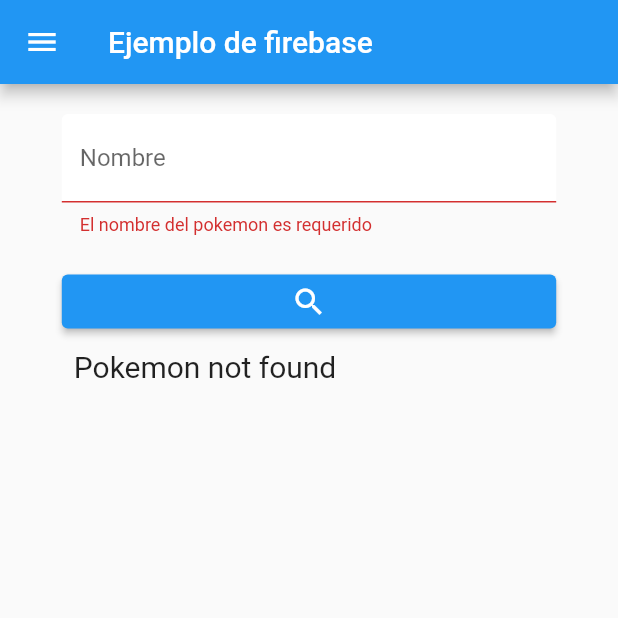
After one commit to alekelbar/Ejemplo-login-register-using-firebase-flutter, a Flutter app: the PokemonPage screen opened by its route, after a tap on the "search" icon, on a phone screen of 412 x 824 dp, the top half of it. The commit adds this screen. Run offline on Flutter 3.47's test engine with Material 2 defaults, Android fonts, the phone set to English and light mode, and no system bars; our stand-ins replace cloud_firestore, firebase_auth, firebase_core; accounts and stored records are empty.

Commit message:
refactor layout and API example

```diff
--- a/lib/main.dart
+++ b/lib/main.dart
@@ -7,6 +7,7 @@ import 'package:login_firebase/widgets/auth/register_page.dart';
 import 'package:login_firebase/widgets/list/list_of_students.dart';
 import 'package:login_firebase/widgets/list/list_of_names.dart';
 import 'package:login_firebase/widgets/list/list_of_random.dart';
+import 'package:login_firebase/widgets/list/pokemon_api.dart';
 import 'package:provider/provider.dart';
 
 void main() async {
@@ -34,7 +35,8 @@ class MyApp extends StatelessWidget {
     '/login': (BuildContext context) => const LoginPage(),
     '/listOfNames': (context) => const ListOfNames(),
     '/listOfRandom': (context) => const ListOfRandom(),
-    '/listOfStudents': (context) => const ListOfMortys()
+    '/listOfStudents': (context) => const ListOfMortys(),
+    '/listOfPokemon': (context) => const PokemonPage(),
   };
 
   @override
--- /dev/null
+++ b/lib/models/pokemon_api.dart
@@ -0,0 +1,77 @@
+class PokemonApi {
+  final List<Abilities>? abilities;
+  final String? name;
+  final Sprites? sprites;
+
+  PokemonApi({
+    this.abilities,
+    this.name,
+    this.sprites,
+  });
+
+  PokemonApi.fromJson(Map<String, dynamic> json)
+      : abilities = (json['abilities'] as List?)
+            ?.map((dynamic e) => Abilities.fromJson(e as Map<String, dynamic>))
+            .toList(),
+        name = json['name'] as String?,
+        sprites = (json['sprites'] as Map<String, dynamic>?) != null
+            ? Sprites.fromJson(json['sprites'] as Map<String, dynamic>)
+            : null;
+
+  Map<String, dynamic> toJson() => {
+        'abilities': abilities?.map((e) => e.toJson()).toList(),
+        'name': name,
+        'sprites': sprites?.toJson()
+      };
+}
+
+class Abilities {
+  final Ability? ability;
+  final bool? isHidden;
+  final int? slot;
+
+  Abilities({
+    this.ability,
+    this.isHidden,
+    this.slot,
+  });
+
+  Abilities.fromJson(Map<String, dynamic> json)
+      : ability = (json['ability'] as Map<String, dynamic>?) != null
+            ? Ability.fromJson(json['ability'] as Map<String, dynamic>)
+            : null,
+        isHidden = json['is_hidden'] as bool?,
+        slot = json['slot'] as int?;
+
+  Map<String, dynamic> toJson() =>
+      {'ability': ability?.toJson(), 'is_hidden': isHidden, 'slot': slot};
+}
+
+class Ability {
+  final String? name;
+  final String? url;
+
+  Ability({
+    this.name,
+    this.url,
+  });
+
+  Ability.fromJson(Map<String, dynamic> json)
+      : name = json['name'] as String?,
+        url = json['url'] as String?;
+
+  Map<String, dynamic> toJson() => {'name': name, 'url': url};
+}
+
+class Sprites {
+  final String? frontDefault;
+
+  Sprites({
+    this.frontDefault,
+  });
+
+  Sprites.fromJson(Map<String, dynamic> json)
+      : frontDefault = json['front_default'] as String?;
+
+  Map<String, dynamic> toJson() => {'front_default': frontDefault};
+}
--- a/lib/widgets/Layout/layout.dart
+++ b/lib/widgets/Layout/layout.dart
@@ -12,7 +12,7 @@ class MyDrawer extends StatelessWidget {
       child: ListView(
         children: const [
           DrawerElement(
-            title: '',
+            title: 'Registrar',
             route: '/',
             icon: Icon(Icons.app_registration),
           ),
@@ -34,6 +34,11 @@ class MyDrawer extends StatelessWidget {
           DrawerElement(
             title: 'students',
             route: '/listOfStudents',
+            icon: Icon(Icons.list),
+          ),
+          DrawerElement(
+            title: 'pokemon',
+            route: '/listOfPokemon',
             icon: Icon(Icons.list),
           ),
         ],
--- /dev/null
+++ b/lib/widgets/list/pokemon_api.dart
@@ -0,0 +1,118 @@
+import 'dart:convert';
+
+import 'package:flutter/material.dart';
+import 'package:login_firebase/models/pokemon_api.dart';
+import 'package:login_firebase/widgets/Layout/layout.dart';
+import 'package:http/http.dart' as http;
+
+class PokemonPage extends StatefulWidget {
+  const PokemonPage({super.key});
+
+  @override
+  State<PokemonPage> createState() => _PokemonPageState();
+}
+
+class _PokemonPageState extends State<PokemonPage> {
+  TextEditingController searchController = TextEditingController();
+  final _formKey = GlobalKey<FormState>();
+  bool notFount = false;
+  PokemonApi? pokemon;
+
+  @override
+  Widget build(BuildContext context) {
+    return Scaffold(
+      appBar: AppBar(title: const Text('Ejemplo de firebase')),
+      drawer: const MyDrawer(),
+      body: Center(
+        child: Padding(
+          padding: const EdgeInsets.symmetric(vertical: 20),
+          child: SizedBox(
+            height: MediaQuery.of(context).size.height,
+            width: MediaQuery.of(context).size.width * 0.8,
+            child: ListView(
+              children: [
+                Form(
+                  key: _formKey,
+                  child: TextFormField(
+                    validator: (value) {
+                      if (value!.isEmpty) {
+                        return 'El nombre del pokemon es requerido';
+                      }
+                      return null;
+                    },
+                    controller: searchController,
+                    textAlign: TextAlign.center,
+                    decoration: const InputDecoration(
+                      labelText: 'Nombre',
+                      filled: true,
+                      fillColor: Colors.white,
+                    ),
+                  ),
+                ),
+                const SizedBox(
+                  height: 20,
+                ),
+                ElevatedButton(
+                  onPressed: () async {
+                    if (_formKey.currentState!.validate()) {
+                      final response = await http.get(Uri.parse(
+                          "https://pokeapi.co/api/v2/pokemon/${searchController.text}"));
+
+                      if (response.statusCode != 200) {
+                        setState(() {
+                          notFount = true;
+                        });
+                        return;
+                      }
+                      try {
+                        pokemon =
+                            PokemonApi.fromJson(json.decode(response.body));
+
+                        notFount = false;
+                      } catch (e) {
+                        print('error de red');
+                      }
+                      setState(() {});
+                    }
+                  },
+                  child: const Icon(Icons.search),
+                ),
+                notFount || pokemon == null
+                    ? const Padding(
+                        padding: EdgeInsets.all(8.0),
+                        child: Text(
+                          'Pokemon not found',
+                          style: TextStyle(fontSize: 20),
+                        ),
+                      )
+                    : Card(
+                        child: Column(
+                          children: [
+                            Image.network(pokemon!.sprites!.frontDefault!),
+                            Center(
+                              child: ListTile(
+                                style: ListTileStyle.list,
+                                title: Text(
+                                  "${pokemon!.name}",
+                                  textAlign: TextAlign.center,
+                                  style: const TextStyle(fontSize: 20),
+                                ),
+                              ),
+                            ),
+                            Text(
+                              "Abilities: ${pokemon!.abilities!.length}",
+                              style: const TextStyle(
+                                fontSize: 15,
+                              ),
+                            ),
+                          ],
+                        ),
+                      )
+              ],
+            ),
+          ),
+        ),
+      ),
+    );
+  }
+}
--- a/pubspec.yaml
+++ b/pubspec.yaml
@@ -39,6 +39,7 @@ dependencies:
   cloud_firestore: ^4.5.2
   firebase_auth: ^4.4.2
   provider: ^6.0.5
+  http: ^0.13.5
 
 dev_dependencies:
   flutter_test:
```
Also changed, not shown: pubspec.lock, 3 other files.
